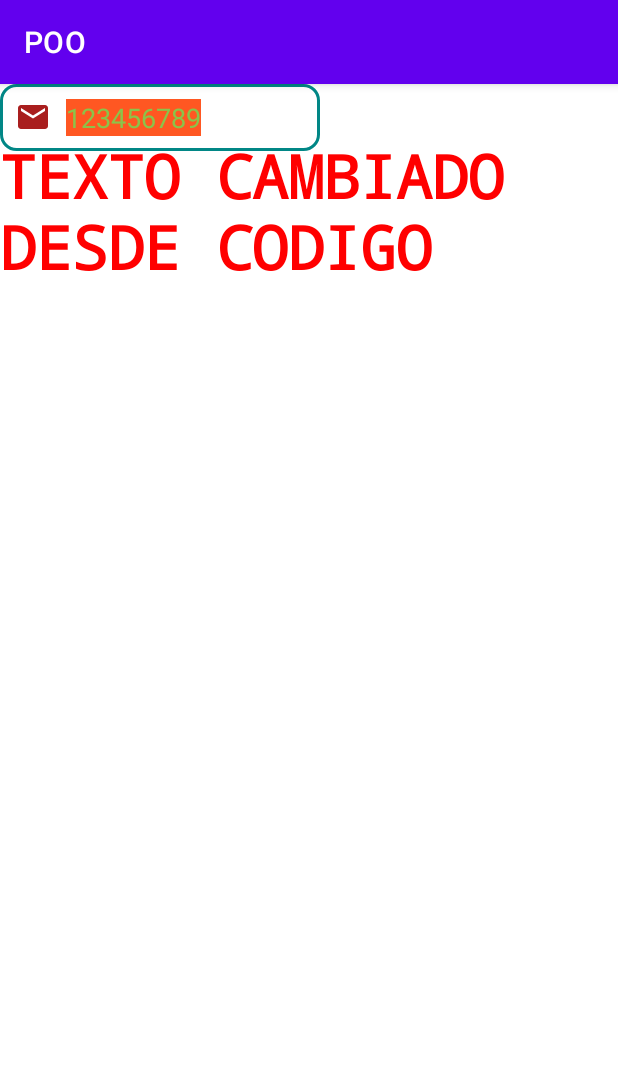
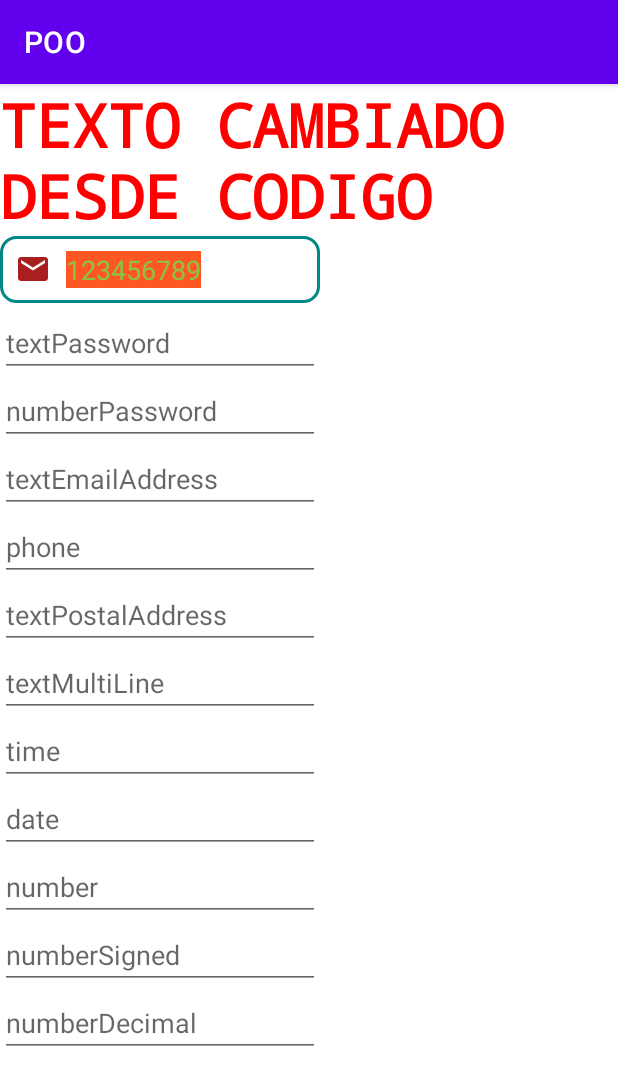
Before and after one commit to juanjo95/kotlin-poo, an Android app: the screen it shows after launch (PaletteTextActivity), on a phone screen of 412 x 824 dp. Shown: the top 1085 px of the screen. Run offline under Robolectric (Android 15) with nearby library versions, the phone set to English and light mode, and no system bars.

Commit message:
Feat 🚀 : Tipos de EditText (Passwords, Numbers, Multiline, etc.)

```diff
--- a/app/src/main/res/layout/activity_palette_text.xml
+++ b/app/src/main/res/layout/activity_palette_text.xml
@@ -1,9 +1,10 @@
 <?xml version="1.0" encoding="utf-8"?>
-<androidx.constraintlayout.widget.ConstraintLayout xmlns:android="http://schemas.android.com/apk/res/android"
+<LinearLayout xmlns:android="http://schemas.android.com/apk/res/android"
     xmlns:app="http://schemas.android.com/apk/res-auto"
     xmlns:tools="http://schemas.android.com/tools"
     android:layout_width="match_parent"
     android:layout_height="match_parent"
+    android:orientation="vertical"
     tools:context=".PaletteTextActivity">
 
     <TextView
@@ -18,31 +19,156 @@
         android:typeface="serif"
         app:layout_constraintBottom_toBottomOf="parent"
         app:layout_constraintEnd_toEndOf="parent"
-        app:layout_constraintHorizontal_bias="0.0"
-        app:layout_constraintStart_toStartOf="parent"
-        app:layout_constraintTop_toTopOf="parent"
-        app:layout_constraintVertical_bias="0.051" />
+        app:layout_constraintStart_toStartOf="parent" />
 
     <EditText
         android:id="@+id/etEjemplo"
         android:layout_width="wrap_content"
         android:layout_height="wrap_content"
-        android:ems="10"
         android:background="@drawable/style_etbg"
+        android:digits="1234567890 "
         android:drawableStart="@drawable/ic_email"
         android:drawablePadding="10dp"
+        android:ems="10"
+        android:gravity=""
+        android:hint="Name"
+        android:inputType="textCapSentences|textAutoCorrect"
         android:paddingStart="10dp"
         android:paddingTop="10dp"
         android:paddingBottom="10dp"
-        android:inputType="textCapSentences|textAutoCorrect"
-        android:digits="1234567890 "
+        android:text="123456789"
+        android:textColor="@color/green"
         android:textColorHighlight="@color/orange"
-        android:gravity=""
-        android:text="123456789"
-        android:hint="Name"
         android:textColorHint="@color/orange"
-        android:textColor="@color/green"
-        tools:layout_editor_absoluteX="100dp"
-        tools:layout_editor_absoluteY="126dp" />
+        app:layout_constraintEnd_toEndOf="parent"
+        app:layout_constraintStart_toStartOf="parent"
+        tools:layout_editor_absoluteY="16dp" />
 
-</androidx.constraintlayout.widget.ConstraintLayout>
+    <EditText
+        android:id="@+id/editTextTextPassword2"
+        android:layout_width="wrap_content"
+        android:layout_height="wrap_content"
+        android:layout_marginTop="4dp"
+        android:ems="10"
+        android:inputType="textPassword"
+        android:hint="textPassword"
+        app:layout_constraintEnd_toEndOf="parent"
+        app:layout_constraintHorizontal_bias="0.497"
+        app:layout_constraintStart_toStartOf="parent"
+        app:layout_constraintTop_toBottomOf="@+id/etEjemplo" />
+
+    <EditText
+        android:id="@+id/editTextNumberPassword2"
+        android:layout_width="wrap_content"
+        android:layout_height="wrap_content"
+        android:ems="10"
+        android:hint="numberPassword"
+        android:inputType="numberPassword"
+        app:layout_constraintEnd_toEndOf="parent"
+        app:layout_constraintHorizontal_bias="0.497"
+        app:layout_constraintStart_toStartOf="parent"
+        app:layout_constraintTop_toBottomOf="@+id/editTextTextPassword2" />
+
+    <EditText
+        android:id="@+id/editTextTextEmailAddress2"
+        android:layout_width="wrap_content"
+        android:layout_height="wrap_content"
+        android:ems="10"
+        android:hint="textEmailAddress"
+        android:inputType="textEmailAddress"
+        app:layout_constraintEnd_toEndOf="parent"
+        app:layout_constraintHorizontal_bias="0.497"
+        app:layout_constraintStart_toStartOf="parent"
+        app:layout_constraintTop_toBottomOf="@+id/editTextNumberPassword2" />
+
+    <EditText
+        android:id="@+id/editTextPhone2"
+        android:layout_width="wrap_content"
+        android:layout_height="wrap_content"
+        android:ems="10"
+        android:hint="phone"
+        android:inputType="phone"
+        app:layout_constraintEnd_toEndOf="parent"
+        app:layout_constraintHorizontal_bias="0.497"
+        app:layout_constraintStart_toStartOf="parent"
+        app:layout_constraintTop_toBottomOf="@+id/editTextTextEmailAddress2" />
+
+    <EditText
+        android:id="@+id/editTextTextPostalAddress2"
+        android:layout_width="wrap_content"
+        android:layout_height="wrap_content"
+        android:ems="10"
+        android:hint="textPostalAddress"
+        android:inputType="textPostalAddress"
+        app:layout_constraintEnd_toEndOf="parent"
+        app:layout_constraintStart_toStartOf="parent"
+        app:layout_constraintTop_toBottomOf="@+id/editTextPhone2" />
+
+    <EditText
+        android:id="@+id/editTextTextMultiLine2"
+        android:layout_width="wrap_content"
+        android:layout_height="wrap_content"
+        android:ems="10"
+        android:hint="textMultiLine"
+        android:gravity="start|top"
+        android:inputType="textMultiLine"
+        app:layout_constraintEnd_toEndOf="parent"
+        app:layout_constraintStart_toStartOf="parent"
+        app:layout_constraintTop_toBottomOf="@+id/editTextTextPostalAddress2" />
+
+    <EditText
+        android:id="@+id/editTextTime2"
+        android:layout_width="wrap_content"
+        android:layout_height="wrap_content"
+        android:ems="10"
+        android:hint="time"
+        android:inputType="time"
+        app:layout_constraintEnd_toEndOf="parent"
+        app:layout_constraintStart_toStartOf="parent"
+        app:layout_constraintTop_toBottomOf="@+id/editTextTextMultiLine2" />
+
+    <EditText
+        android:id="@+id/editTextDate2"
+        android:layout_width="wrap_content"
+        android:layout_height="wrap_content"
+        android:ems="10"
+        android:hint="date"
+        android:inputType="date"
+        app:layout_constraintEnd_toEndOf="parent"
+        app:layout_constraintStart_toStartOf="parent"
+        app:layout_constraintTop_toBottomOf="@+id/editTextTime2" />
+
+    <EditText
+        android:id="@+id/editTextNumber2"
+        android:layout_width="wrap_content"
+        android:layout_height="wrap_content"
+        android:ems="10"
+        android:hint="number"
+        android:inputType="number"
+        app:layout_constraintEnd_toEndOf="parent"
+        app:layout_constraintStart_toStartOf="parent"
+        app:layout_constraintTop_toBottomOf="@+id/editTextDate2" />
+
+    <EditText
+        android:id="@+id/editTextNumberSigned2"
+        android:layout_width="wrap_content"
+        android:layout_height="wrap_content"
+        android:ems="10"
+        android:hint="numberSigned"
+        android:inputType="numberSigned"
+        app:layout_constraintEnd_toEndOf="parent"
+        app:layout_constraintStart_toStartOf="parent"
+        app:layout_constraintTop_toBottomOf="@+id/editTextNumber2" />
+
+    <EditText
+        android:id="@+id/editTextNumberDecimal2"
+        android:layout_width="wrap_content"
+        android:layout_height="wrap_content"
+        android:ems="10"
+        android:hint="numberDecimal"
+        android:inputType="numberDecimal"
+        app:layout_constraintEnd_toEndOf="parent"
+        app:layout_constraintStart_toStartOf="parent"
+        app:layout_constraintTop_toBottomOf="@+id/editTextNumberSigned2" />
+
+</LinearLayout>
```
